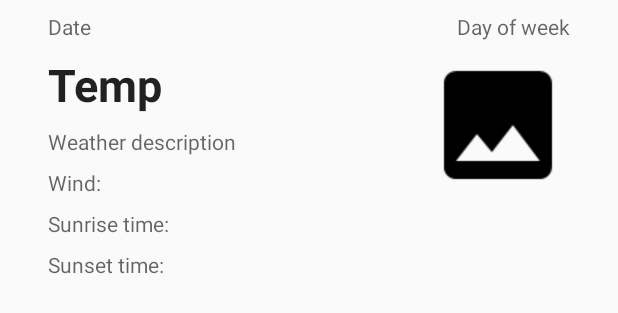
After one commit to IrinaKolobova/WeatherApp, an Android app: the layout weekday_item.xml on its own in the app's theme, with its tools: preview values and no code run, on a phone screen of 412 x 824 dp. The commit adds this screen. Shown: the top 313 px of the screen. Run offline under Robolectric (Android 15) with nearby library versions, the phone set to English and light mode, and no system bars.

Commit message:
Create base UI

```diff
--- a/app/src/main/java/com/ivk/weatherapp/MainActivity.kt
+++ b/app/src/main/java/com/ivk/weatherapp/MainActivity.kt
@@ -2,10 +2,16 @@ package com.ivk.weatherapp
 
 import androidx.appcompat.app.AppCompatActivity
 import android.os.Bundle
+import androidx.recyclerview.widget.LinearLayoutManager
+import kotlinx.android.synthetic.main.content_main.*
+
+private const val TAG = "MainActivity"
 
 class MainActivity : AppCompatActivity() {
     override fun onCreate(savedInstanceState: Bundle?) {
         super.onCreate(savedInstanceState)
         setContentView(R.layout.activity_main)
+
+        recycler_view.layoutManager = LinearLayoutManager(this)
     }
 }
--- /dev/null
+++ b/app/src/main/res/layout/weekday_item.xml
@@ -0,0 +1,101 @@
+<?xml version="1.0" encoding="utf-8"?>
+<androidx.constraintlayout.widget.ConstraintLayout xmlns:android="http://schemas.android.com/apk/res/android"
+    xmlns:app="http://schemas.android.com/apk/res-auto"
+    xmlns:tools="http://schemas.android.com/tools"
+    android:layout_width="match_parent"
+    android:layout_height="wrap_content">
+
+    <TextView
+        android:id="@+id/wi_date"
+        android:layout_width="0dp"
+        android:layout_height="20dp"
+        android:layout_marginStart="32dp"
+        android:layout_marginTop="8dp"
+        android:layout_marginEnd="8dp"
+        android:textColor="?android:attr/textColorSecondary"
+        app:layout_constraintEnd_toStartOf="@+id/wi_day"
+        app:layout_constraintStart_toStartOf="parent"
+        app:layout_constraintTop_toTopOf="parent"
+        tools:text="Date " />
+
+    <TextView
+        android:id="@+id/wi_day"
+        android:layout_width="0dp"
+        android:layout_height="wrap_content"
+        android:layout_marginTop="8dp"
+        android:layout_marginEnd="32dp"
+        android:textColor="?android:attr/textColorSecondary"
+        app:layout_constraintEnd_toEndOf="parent"
+        app:layout_constraintTop_toTopOf="parent"
+        tools:text="Day of week" />
+
+    <TextView
+        android:id="@+id/wi_temperature"
+        android:layout_width="0dp"
+        android:layout_height="wrap_content"
+        android:layout_marginTop="8dp"
+        android:layout_marginEnd="8dp"
+        android:textColor="?android:attr/textColorPrimary"
+        android:textSize="30sp"
+        android:textStyle="bold"
+        android:layout_weight="1"
+        app:layout_constraintEnd_toStartOf="@+id/wli_thumnail"
+        app:layout_constraintStart_toStartOf="@+id/wi_date"
+        app:layout_constraintTop_toBottomOf="@+id/wi_date"
+        tools:text="Temp" />
+
+    <TextView
+        android:id="@+id/wi_weather"
+        android:layout_width="0dp"
+        android:layout_height="wrap_content"
+        android:layout_marginTop="8dp"
+        android:textColor="?android:attr/textColorSecondary"
+        app:layout_constraintStart_toStartOf="@+id/wi_temperature"
+        app:layout_constraintTop_toBottomOf="@+id/wi_temperature"
+        tools:text="Weather description" />
+
+    <TextView
+        android:id="@+id/wi_wind"
+        android:layout_width="0dp"
+        android:layout_height="wrap_content"
+        android:layout_marginTop="8dp"
+        android:textColor="?android:attr/textColorSecondary"
+        app:layout_constraintStart_toStartOf="@+id/wi_weather"
+        app:layout_constraintTop_toBottomOf="@+id/wi_weather"
+        tools:text="Wind:" />
+
+
+    <TextView
+        android:id="@+id/wi_sunrise"
+        android:layout_width="0dp"
+        android:layout_height="wrap_content"
+        android:layout_marginTop="8dp"
+        android:textColor="?android:attr/textColorSecondary"
+        app:layout_constraintStart_toStartOf="@+id/wi_wind"
+        app:layout_constraintTop_toBottomOf="@+id/wi_wind"
+        tools:text="Sunrise time:" />
+
+    <TextView
+        android:id="@+id/wi_sunset"
+        android:layout_width="0dp"
+        android:layout_height="wrap_content"
+        android:layout_marginTop="8dp"
+        android:textColor="?android:attr/textColorSecondary"
+        app:layout_constraintStart_toStartOf="@+id/wi_sunrise"
+        app:layout_constraintTop_toBottomOf="@+id/wi_sunrise"
+        tools:text="Sunset time:" />
+
+    <ImageView
+        android:id="@+id/wli_thumnail"
+        android:layout_width="0dp"
+        android:layout_height="wrap_content"
+        android:layout_marginTop="8dp"
+        android:layout_marginEnd="32dp"
+        android:layout_weight="2"
+        android:contentDescription="@string/weather_image_description"
+        android:scaleType="fitStart"
+        app:layout_constraintEnd_toEndOf="parent"
+        app:layout_constraintTop_toBottomOf="@+id/wi_day"
+        app:srcCompat="@drawable/placeholder" />
+
+</androidx.constraintlayout.widget.ConstraintLayout>
--- a/app/src/main/res/values/strings.xml
+++ b/app/src/main/res/values/strings.xml
@@ -1,3 +1,4 @@
 <resources>
     <string name="app_name">Weather App</string>
+    <string name="weather_image_description">Downloaded weather description</string>
 </resources>
```
Also changed, not shown: app/build.gradle (+16 -2 lines), app/src/main/res/layout/activity_main.xml (+20 -14 lines), app/src/main/res/layout/content_main.xml (added, +24 -0 lines), app/src/main/res/layout/weekday_list_items.xml (added, +62 -0 lines), app/src/main/res/drawable-v24/placeholder.png (added).
